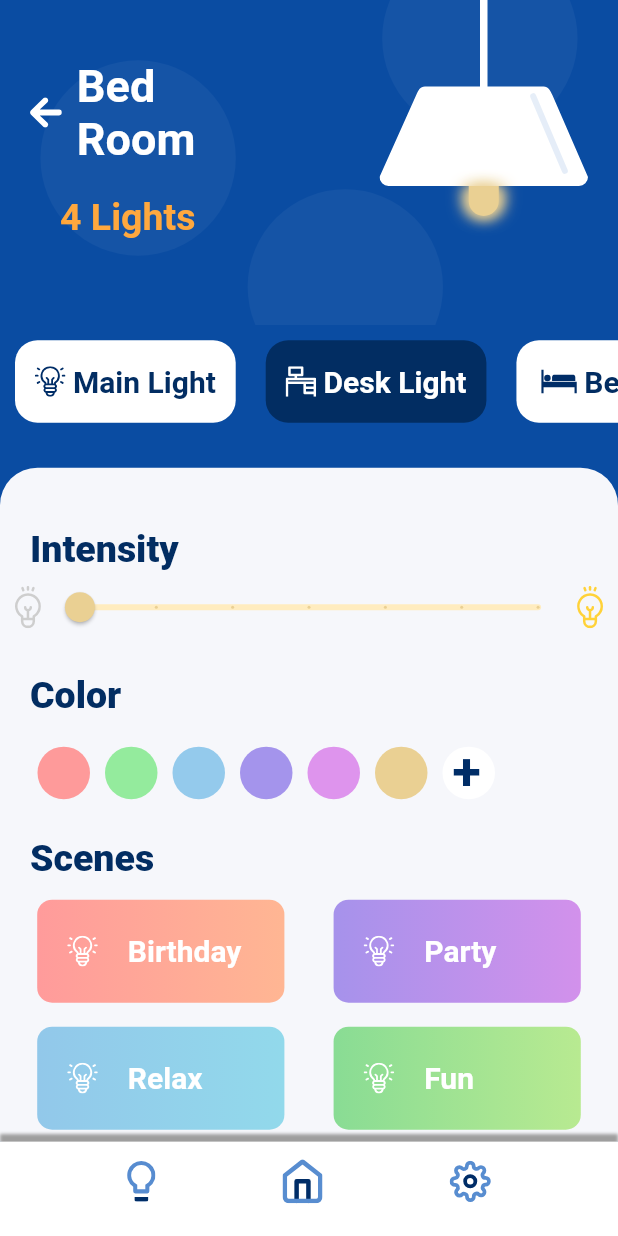
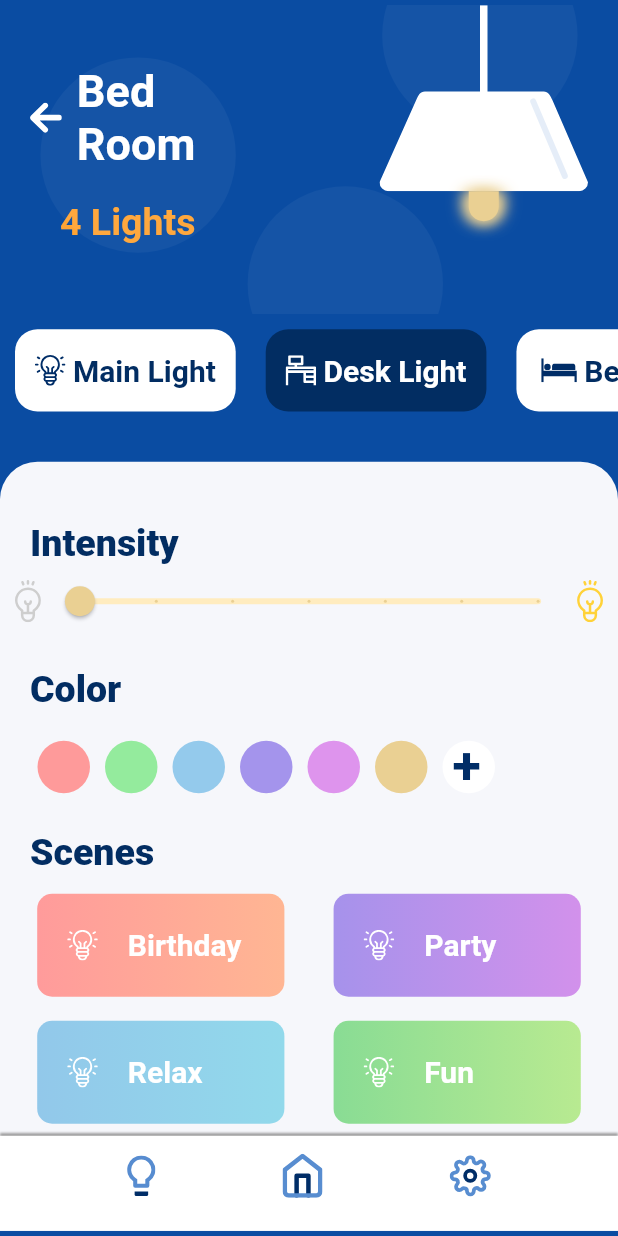
Before and after one commit to AdityaMotale/smart_light, a Flutter app: the screen it shows after launch, after a tap on "Bed Room", on a phone screen of 412 x 824 dp. Run offline on Flutter 3.47's test engine with Material 2 defaults, Android fonts, the phone set to English and light mode, and no system bars; our stand-ins replace flutter_staggered_animations, flutter_svg, get.

Commit message:
ui optimization

```diff
--- a/lib/core/widgets/bottomNavBar.dart
+++ b/lib/core/widgets/bottomNavBar.dart
@@ -5,19 +5,22 @@ import 'package:smart_light/core/widgets/featureSnackbar.dart';
 import 'package:smart_light/views/home%20page/HomePage.dart';
 import 'package:smart_light/views/lights%20page/LightsPage.dart';
 
-Widget bottomNavBar() => Expanded(
-      child: Container(
+Widget bottomNavBar() => Container(
+      height: Get.height / 13,
       decoration: BoxDecoration(color: Colors.white, boxShadow: [
         BoxShadow(
           color: Colors.grey,
-            blurRadius: 1,
+          blurRadius: .5,
           offset: Offset(
             0,
-              -5,
+            -1.5,
           ),
         ),
       ]),
-        padding: const EdgeInsets.only(bottom: 10),
+      padding: const EdgeInsets.only(
+        bottom: 15,
+        top: 5,
+      ),
       child: Row(
         mainAxisAlignment: MainAxisAlignment.spaceEvenly,
         children: [
@@ -46,5 +49,4 @@ Widget bottomNavBar() => Expanded(
           ),
         ],
       ),
-      ),
     );
--- a/lib/core/widgets/featureSnackbar.dart
+++ b/lib/core/widgets/featureSnackbar.dart
@@ -6,4 +6,5 @@ snackBar() => Get.snackbar(
       'The feature is being added!',
       colorText: Colors.black,
       icon: Icon(Icons.error),
+      duration: Duration(milliseconds: 1500),
     );
--- a/lib/views/home page/HomePage.dart
+++ b/lib/views/home page/HomePage.dart
@@ -12,6 +12,7 @@ class HomePage extends StatelessWidget {
       backgroundColor: Color(0xFF0A4CA2),
       body: Container(
         child: Column(
+          mainAxisAlignment: MainAxisAlignment.spaceEvenly,
           children: [
             Container(
               margin: const EdgeInsets.only(
--- a/lib/views/lights page/LightsPage.dart
+++ b/lib/views/lights page/LightsPage.dart
@@ -20,6 +20,7 @@ class LightPage extends StatelessWidget {
       backgroundColor: Color(0xFF0A4CA2),
       body: Container(
         child: Column(
+          mainAxisAlignment: MainAxisAlignment.spaceEvenly,
           children: [
             Container(
               child: Column(
@@ -33,6 +34,7 @@ class LightPage extends StatelessWidget {
                           children: [
                             AnimationConfiguration.synchronized(
                               child: SlideAnimation(
+                                curve: Curves.easeInOutQuint,
                                 duration: Duration(seconds: 1),
                                 child: Container(
                                   child: Column(
@@ -130,7 +132,7 @@ class LightPage extends StatelessWidget {
                           ],
                         ),
                         Container(
-                          height: Get.height / 3.8,
+                          height: Get.height / 4,
                           child: SvgPicture.asset(
                             'assets/Circles.svg',
                             // height: Get.height / 3.8,
@@ -144,8 +146,11 @@ class LightPage extends StatelessWidget {
                     height: Get.height / 11,
                     child: AnimationConfiguration.staggeredList(
                       position: 0,
-                      child: FadeInAnimation(
-                        duration: Duration(seconds: 1),
+                      child: ScaleAnimation(
+                        curve: Curves.easeInToLinear,
+                        duration: Duration(
+                          milliseconds: 500,
+                        ),
                         child: ListView(
                           scrollDirection: Axis.horizontal,
                           children: [
@@ -183,7 +188,10 @@ class LightPage extends StatelessWidget {
                 borderRadius: BorderRadius.only(
                   topLeft: Radius.circular(25),
                   topRight: Radius.circular(25),
-                  )),
+                ),
+              ),
+              child: SingleChildScrollView(
+                child: Container(
                   child: Column(
                     children: [
                       featureTitle('Intensity'),
@@ -216,7 +224,12 @@ class LightPage extends StatelessWidget {
                         ),
                       ),
                       featureTitle('Color'),
-                  Container(
+                      AnimationConfiguration.synchronized(
+                        child: ScaleAnimation(
+                          delay: Duration(
+                            milliseconds: 100,
+                          ),
+                          child: Container(
                             padding: EdgeInsets.only(left: 20, top: 15),
                             child: Row(
                               children: [
@@ -272,6 +285,8 @@ class LightPage extends StatelessWidget {
                               ],
                             ),
                           ),
+                        ),
+                      ),
                       featureTitle('Scenes'),
                       Container(
                         margin: const EdgeInsets.only(top: 5),
@@ -309,11 +324,13 @@ class LightPage extends StatelessWidget {
                             ),
                           ],
                         ),
-                  )
+                      ),
+                      bottomNavBar(),
                     ],
                   ),
                 ),
-            bottomNavBar(),
+              ),
+            ),
           ],
         ),
       ),
```
Lines whose indentation alone changed are shown as unchanged.
